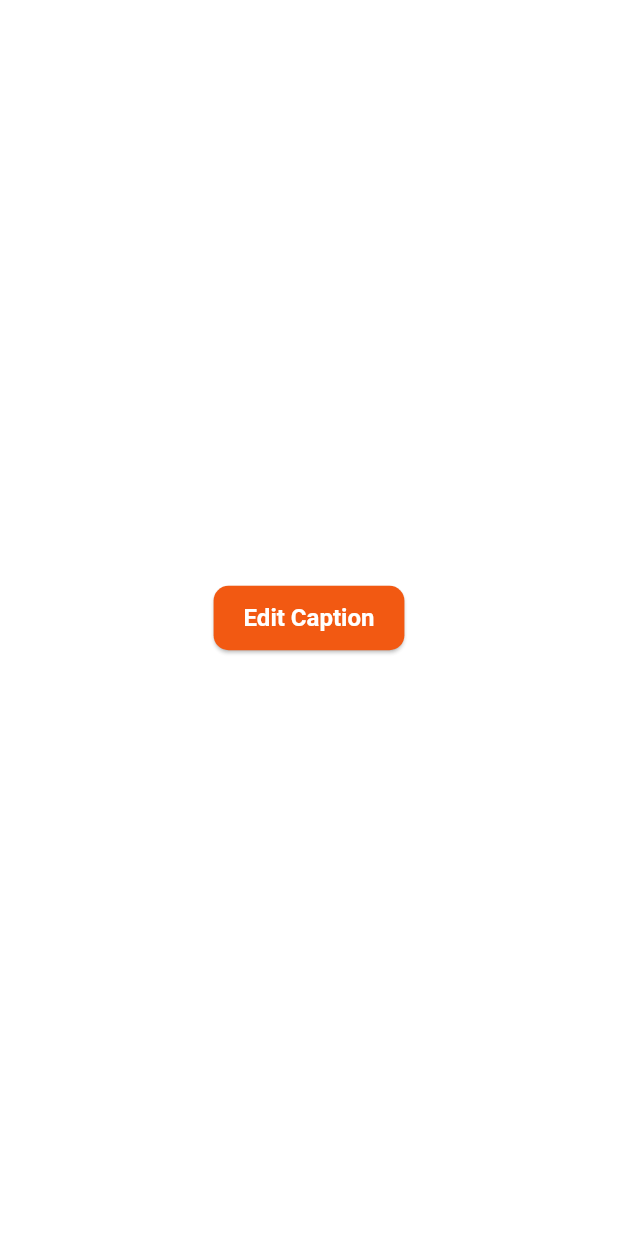
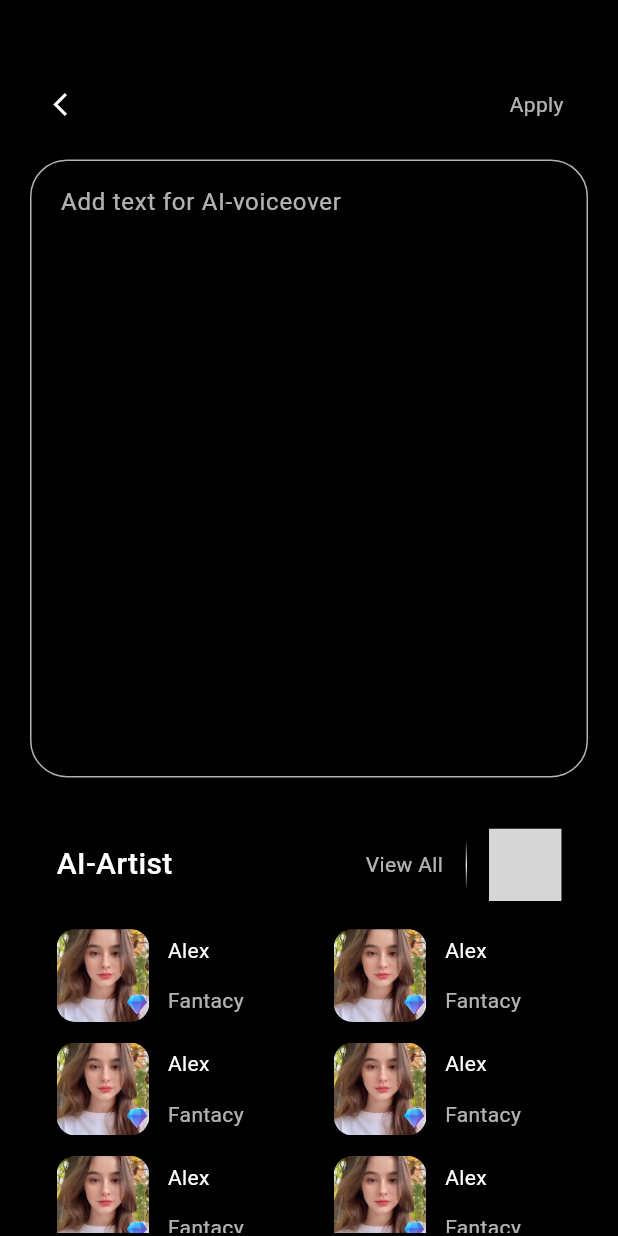
Before and after one commit to asimhanif76/Real-Quick-E-Larning-, a Flutter app: the screen it shows after launch, on a phone screen of 412 x 824 dp. Run offline on Flutter 3.47's test engine with Material 3 defaults, Android fonts, the phone set to English and light mode, and no system bars; our stand-ins replace camera, flutter_svg, get, image_picker, permission_handler, responsive_sizer and 1 more; missing offline and left inert: liquid_glass_renderer; Roboto replaces fonts that are missing (nunito); project files that could hold a hidden picture were left out; grey boxes are pictures that could not be loaded.

Commit message:
Text to Speach

```diff
--- /dev/null
+++ b/lib/Controller/TextToSpeach/text_to_speach_controller.dart
@@ -0,0 +1,18 @@
+import 'package:flutter/material.dart';
+import 'package:get/get.dart';
+
+class TextToSpeachController extends GetxController {
+  TextEditingController textController = TextEditingController();
+
+  RxInt selectedVoices = 1.obs;
+
+  List<String> voiceList = [
+    'All',
+    'Female',
+    'New',
+    'Trending',
+    'Male',
+    'Impact',
+    'Character',
+  ];
+}
--- /dev/null
+++ b/lib/View/Text to Speach/text_to_speach.dart
@@ -0,0 +1,440 @@
+import 'package:e_learning/Controller/TextToSpeach/text_to_speach_controller.dart';
+import 'package:e_learning/View/Text%20to%20Speach/filter_sheet.dart';
+import 'package:e_learning/core/Extension/extension.dart';
+import 'package:e_learning/core/common/app_text.dart';
+import 'package:e_learning/core/common/utils/Themes/app_color.dart';
+import 'package:e_learning/core/common/utils/app_images.dart';
+import 'package:e_learning/core/common/widgets/custamContainer.dart';
+import 'package:e_learning/core/common/widgets/glass_container.dart';
+import 'package:flutter/material.dart';
+import 'package:flutter_svg/svg.dart';
+import 'package:get/get_core/src/get_main.dart';
+import 'package:get/get_instance/get_instance.dart';
+import 'package:get/get_state_manager/src/rx_flutter/rx_obx_widget.dart';
+import 'package:responsive_sizer/responsive_sizer.dart';
+
+class TextToSpeach extends StatelessWidget {
+  TextToSpeach({super.key});
+
+  TextToSpeachController controller = Get.put(TextToSpeachController());
+
+  @override
+  Widget build(BuildContext context) {
+    return Scaffold(
+      resizeToAvoidBottomInset: true,
+      backgroundColor: AppColors.black,
+      body: SingleChildScrollView(
+        child: Padding(
+          padding: const EdgeInsets.symmetric(horizontal: 20),
+          child: Column(
+            children: [
+              6.h.height,
+              Row(
+                mainAxisAlignment: MainAxisAlignment.spaceBetween,
+                children: [
+                  GestureDetector(
+                    onTap: () => Navigator.pop(context),
+                    child: GlassContainer(
+                      child: Padding(
+                        padding: EdgeInsets.all(10),
+                        child: Icon(
+                          Icons.arrow_back_ios_new,
+                          size: 18,
+                          color: Colors.white,
+                        ),
+                      ),
+                    ),
+                  ),
+                  GlassContainer(
+                    child: Padding(
+                      padding: EdgeInsets.symmetric(
+                        horizontal: 15,
+                        vertical: 6,
+                      ),
+                      child: CustomTextWidget(
+                        title: 'Apply',
+                        color: Colors.white70,
+                      ),
+                    ),
+                  ),
+                ],
+              ),
+              2.h.height,
+              Theme(
+                data: Theme.of(context).copyWith(
+                  textSelectionTheme: TextSelectionThemeData(
+                    cursorColor: AppColors.primaryColor,
+                    selectionColor: AppColors.primaryColor.withOpacity(0.3),
+                    selectionHandleColor: AppColors.primaryColor.withOpacity(
+                      0.7,
+                    ),
+                  ),
+                ),
+                child: SizedBox(
+                  height: 50.h,
+                  child: TextField(
+                    controller: controller.textController,
+                    cursorColor: AppColors.primaryColor,
+                    style: TextStyle(fontSize: 16, color: Colors.white),
+                    maxLines: null, // important
+                    expands: true,
+                    textAlignVertical: TextAlignVertical.top,
+                    decoration: InputDecoration(
+                      contentPadding: EdgeInsets.all(4.w),
+                      filled: false,
+                      hintText: 'Add text for AI-voiceover',
+                      hintStyle: TextStyle(fontSize: 16, color: Colors.white70),
+
+                      enabledBorder: OutlineInputBorder(
+                        borderRadius: BorderRadius.all(Radius.circular(6.w)),
+                        borderSide: BorderSide(color: Colors.white70),
+                      ),
+                      focusedBorder: OutlineInputBorder(
+                        borderRadius: BorderRadius.all(Radius.circular(6.w)),
+                        borderSide: BorderSide(color: Colors.white70),
+                      ),
+                    ),
+                  ),
+                ),
+              ),
+              2.h.height,
+
+              SizedBox(
+                height: 35.h,
+                child: GlassContainer(
+                  color: Colors.black,
+                  child: Column(
+                    children: [
+                      // Header Row
+                      Padding(
+                        padding: EdgeInsets.only(
+                          top: 2.h,
+                          left: 4.w,
+                          right: 4.w,
+                        ),
+                        child: Row(
+                          mainAxisAlignment: MainAxisAlignment.spaceBetween,
+                          children: [
+                            CustomTextWidget(
+                              title: 'AI-Artist',
+                              fontSize: 20,
+                              fontWeight: FontWeight.w500,
+                              color: Colors.white,
+                            ),
+                            Row(
+                              children: [
+                                InkWell(
+                                  onTap: () {
+                                    showModalBottomSheet(
+                                      context: context,
+                                      isScrollControlled: true,
+                                      backgroundColor: Colors.transparent,
+                                      builder: (context) {
+                                        return _artistBottomSheet(context);
+                                      },
+                                    );
+                                  },
+
+                                  child: CustomTextWidget(
+                                    title: 'View All',
+                                    color: Colors.white70,
+                                  ),
+                                ),
+                                Padding(
+                                  padding: const EdgeInsets.symmetric(
+                                    horizontal: 15,
+                                  ),
+                                  child: SvgPicture.asset(
+                                    AppImages.verticalDivider,
+                                  ),
+                                ),
+                                InkWell(
+                                  onTap: () => showFilterBottomSheet(),
+                                  child: SvgPicture.asset(
+                                    AppImages.voiceFilter,
+                                  ),
+                                ),
+                              ],
+                            ),
+                          ],
+                        ),
+                      ),
+
+                      SizedBox(height: 10),
+
+                      Expanded(
+                        child: GridView.builder(
+                          padding: EdgeInsets.symmetric(
+                            horizontal: 4.w,
+                            vertical: 1.h,
+                          ),
+                          itemCount: 12,
+                          gridDelegate:
+                              SliverGridDelegateWithFixedCrossAxisCount(
+                                crossAxisCount: 2,
+                                crossAxisSpacing: 8.w,
+                                mainAxisSpacing: 1.5.h,
+                                childAspectRatio: 2.4,
+                              ),
+                          itemBuilder: (_, index) {
+                            return artistItem();
+                          },
+                        ),
+                      ),
+                    ],
+                  ),
+                ),
+              ),
+            ],
+          ),
+        ),
+      ),
+    );
+  }
+
+  Widget _artistBottomSheet(BuildContext context) {
+    return Padding(
+      padding: const EdgeInsets.symmetric(horizontal: 20),
+      child: GlassContainer(
+        color: Colors.transparent,
+        child: DraggableScrollableSheet(
+          initialChildSize: 0.85,
+          minChildSize: 0.6,
+          maxChildSize: 0.95,
+          expand: false,
+          builder: (context, scrollController) {
+            return Container(
+              decoration: BoxDecoration(
+                // color: AppColors.black,
+                borderRadius: BorderRadius.vertical(top: Radius.circular(25)),
+              ),
+              child: Column(
+                children: [
+                  Padding(
+                    padding: EdgeInsets.only(left: 4.w, right: 4.w, top: 2.h),
+                    child: Row(
+                      children: [
+                        Expanded(
+                          child: Theme(
+                            data: Theme.of(context).copyWith(
+                              textSelectionTheme: TextSelectionThemeData(
+                                cursorColor: AppColors.primaryColor,
+                                selectionColor: AppColors.primaryColor
+                                    .withOpacity(0.3),
+                                selectionHandleColor: AppColors.primaryColor,
+                              ),
+                            ),
+                            child: TextField(
+                              // controller: controller,
+                              cursorColor: AppColors.primaryColor,
+                              style: TextStyle(
+                                fontSize: 16,
+                                color: Colors.white,
+                                fontFamily: 'nunito',
+                                fontWeight: FontWeight.w500,
+                              ),
+                              decoration: InputDecoration(
+                                enabledBorder: OutlineInputBorder(
+                                  borderRadius: BorderRadius.circular(4.w),
+                                  borderSide: const BorderSide(
+                                    color: Colors.white70,
+                                  ),
+                                ),
+                                focusedBorder: OutlineInputBorder(
+                                  borderRadius: BorderRadius.circular(4.w),
+                                  borderSide: const BorderSide(
+                                    color: Colors.white70,
+                                  ),
+                                ),
+                                filled: true,
+                                fillColor: Colors.transparent,
+                                hintText: 'Find AI-agent',
+                                hintStyle: TextStyle(
+                                  color: Colors.white70,
+                                  fontSize: 16,
+                                  fontFamily: 'nunito',
+                                  fontWeight: FontWeight.w500,
+                                ),
+                                prefixIcon: SizedBox(
+                                  width: 8.w,
+                                  child: Center(
+                                    child: SvgPicture.asset(
+                                      AppImages.searchIcon,
+                                      width: 3.3.w,
+                                      height: 2.2.h,
+                                    ),
+                                  ),
+                                ),
+                              ),
+                            ),
+                          ),
+                        ),
+                        // Expanded(
+                        //   child: CaptionTextField(
+                        //     hintText: 'Find AI-agent',
+                        //     prefixIcon: AppImages.searchIcon,
+                        //   ),
+                        // ),
+                        4.w.width,
+                        InkWell(
+                          onTap: () => showFilterBottomSheet(),
+                          child: SvgPicture.asset(AppImages.voiceFilter),
+                        ),
+                      ],
+                    ),
+                  ),
+                  SizedBox(height: 2.h),
+                  Padding(
+                    padding: const EdgeInsets.symmetric(horizontal: 20),
+                    child: CustomContainer(
+                      width: double.infinity,
+                      height: 5.h,
+                      color: Colors.transparent,
+                      child: ListView.separated(
+                        padding: EdgeInsets.symmetric(horizontal: 0.w),
+                        scrollDirection: Axis.horizontal,
+                        shrinkWrap: true,
+                        separatorBuilder: (context, index) => 3.w.width,
+                        itemCount: controller.voiceList.length,
+                        itemBuilder: (context, index) {
+                          return InkWell(
+                            onTap: () {
+                              controller.selectedVoices.value = index;
+                            },
+                            child: Obx(
+                              () => Center(
+                                child: Column(
+                                  children: [
+                                    0.8.h.height,
+                                    CustomTextWidget(
+                                      title: controller.voiceList[index],
+                                      fontSize: 16,
+                                      color:
+                                          controller.selectedVoices.value ==
+                                              index
+                                          ? AppColors.primaryColor
+                                          : AppColors.white,
+                                      fontWeight: FontWeight.w500,
+                                    ),
+                                    0.8.h.height, // optional spacing
+                                    Container(
+                                      height: 2, // thickness of the divider
+                                      width: 30, // optional width
+                                      color:
+                                          controller.selectedVoices.value ==
+                                              index
+                                          ? AppColors.primaryColor
+                                          : Colors
+                                                .transparent, // highlight selected
+                                    ),
+                                  ],
+                                ),
+                              ),
+                            ),
+                          );
+                        },
+                      ),
+                    ),
+                  ),
+                  Row(
+                    mainAxisAlignment: MainAxisAlignment.end,
+                    children: [
+                      InkWell(
+                        onTap: () {},
+                        child: CustomContainer(
+                          borderCol: Colors.white70,
+                          borders: true,
+                          circular: 20,
+                          width: 16.w,
+                          height: 3.5.h,
+                          child: CustomTextWidget(
+                            title: 'Apply',
+                            color: Colors.white70,
+                          ),
+                        ),
+                      ),
+                      4.w.width,
+                    ],
+                  ),
+
+                  SizedBox(height: 1.h),
+
+                  /// FULL GRID LIST
+                  Expanded(
+                    child: GridView.builder(
+                      controller: scrollController,
+                      padding: EdgeInsets.symmetric(horizontal: 5.w),
+                      itemCount: 30, // full list
+                      gridDelegate: SliverGridDelegateWithFixedCrossAxisCount(
+                        crossAxisCount: 2,
+                        crossAxisSpacing: 8.w,
+                        mainAxisSpacing: 1.5.h,
+                        childAspectRatio: 2.4,
+                      ),
+                      itemBuilder: (_, index) {
+                        return artistItem();
+                      },
+                    ),
+                  ),
+                ],
+              ),
+            );
+          },
+        ),
+      ),
+    );
+  }
+
+  Widget artistItem() {
+    return SizedBox(
+      width: 45.w,
+      child: Row(
+        children: [
+          Stack(
+            children: [
+              Container(
+                height: 7.5.h,
+                width: 15.w,
+                decoration: BoxDecoration(
+                  borderRadius: BorderRadius.circular(3.w),
+                  image: DecorationImage(
+                    image: AssetImage(AppImages.imagegirl),
+                    fit: BoxFit.cover,
+                  ),
+                ),
+              ),
+              Positioned(
+                top: 0,
+                right: 0,
+                child: SizedBox(
+                  width: 4.w,
+                  child: SvgPicture.asset(AppImages.diamond),
+                ),
+              ),
+            ],
+          ),
+          SizedBox(width: 3.w),
+          Expanded(
+            child: Column(
+              mainAxisAlignment: MainAxisAlignment.spaceEvenly,
+              crossAxisAlignment: CrossAxisAlignment.start,
+              children: [
+                CustomTextWidget(
+                  title: 'Alex',
+                  color: Colors.white,
+                  maxLines: 1,
+                ),
+                SizedBox(height: 0.5.h),
+                CustomTextWidget(
+                  title: 'Fantacy',
+                  color: Colors.white70,
+                  maxLines: 1,
+                ),
+              ],
+            ),
+          ),
+        ],
+      ),
+    );
+  }
+}
--- a/lib/core/common/utils/app_images.dart
+++ b/lib/core/common/utils/app_images.dart
@@ -51,6 +51,10 @@ class AppImages {
   static String tick = '${imagesPath}tick.svg';
   static String select_color = '${imagesPath}select_color.svg';
   static String circle_cross = '${imagesPath}circle_cross.svg';
+  static String verticalDivider = '${imagesPath}verticalDivider.svg';
+  static String voiceFilter = '${imagesPath}voiceFilter.svg';
+  static String searchIcon = '${imagesPath}searchIcon.svg';
+  // static String imagegirl = '${imagesPath}imagegirl.jpg';
   // static String gptRebout = '${imagesPath}gptRebout.png';
   // static String healthBar = '${imagesPath}healthBar.png';
   // static String vagitable = '${imagesPath}vagitable.png';
--- a/lib/main.dart
+++ b/lib/main.dart
@@ -1,4 +1,5 @@
 import 'package:e_learning/Routes/app_routes.dart';
+import 'package:e_learning/View/Text%20to%20Speach/text_to_speach.dart';
 import 'package:e_learning/View/VideoCaptions/video_caption.dart';
 import 'package:e_learning/View/VideoExport/video_export.dart';
 import 'package:e_learning/core/common/app_keys.dart';
@@ -19,14 +20,14 @@ class MyApp extends StatelessWidget {
   Widget build(BuildContext context) {
     return ResponsiveSizer(
       builder: (context, orientation, screenType) {
-        return MaterialApp(
+        return GetMaterialApp(
           debugShowCheckedModeBanner: false,
           title: 'E-Learning',
           theme: AppThemes.lightTheme,
           scaffoldMessengerKey: scaffoldMessengerKey,
           // routes: AppRoutes.routes,
           // initialRoute: AppRoutes.splashScreen,
-          home: VideoCaption(),
+          home: TextToSpeach(),
         );
       },
     );
```
Also changed, not shown: lib/View/VideoCaptions/edit_style.dart (+0 -76 lines), lib/core/common/utils/Themes/caption_text_field.dart (+15 -0 lines), assets/images/New folder/circle_cross.svg (deleted), assets/images/New folder/searchIcon.svg (added), assets/images/New folder/select_color.svg (deleted), assets/images/New folder/temp.png (deleted), assets/images/New folder/tick.svg (deleted), assets/images/New folder/verticalDivider.svg (added), assets/images/New folder/voiceFilter.svg (added), assets/images/searchIcon.svg (added), assets/images/verticalDivider.svg (added), assets/images/voiceFilter.svg (added), 1 other file.
